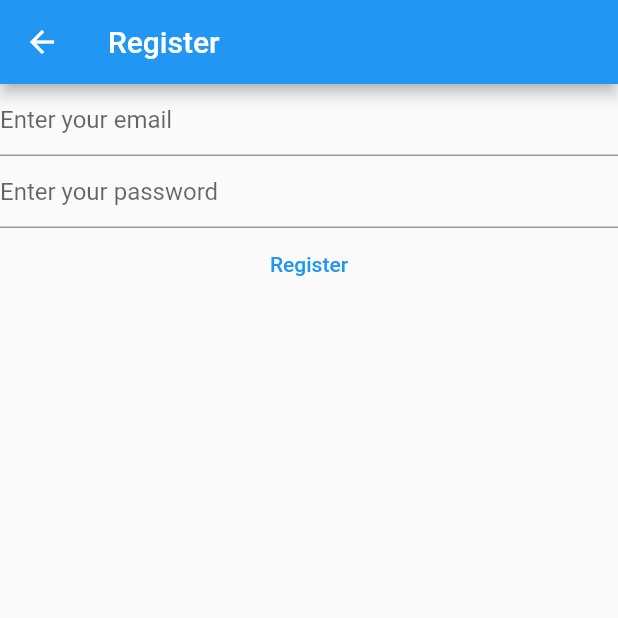
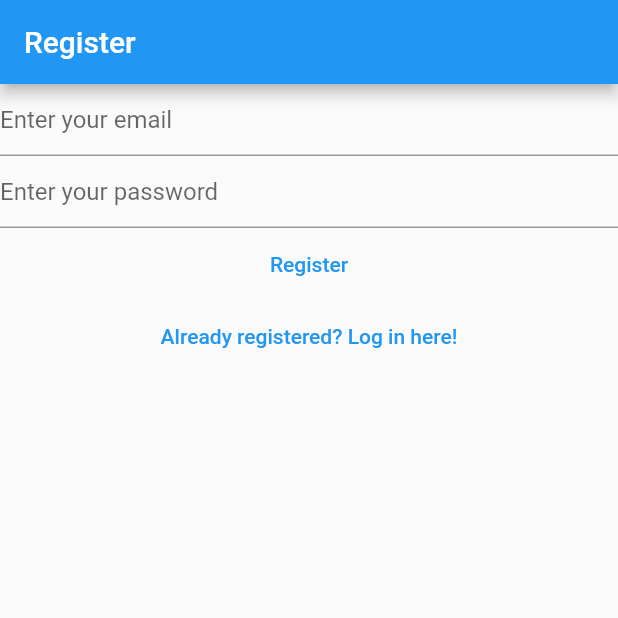
Before and after one commit to thanh-cao/mynotes-flutter-app, a Flutter app: the RegisterView screen opened directly, on a phone screen of 412 x 824 dp, the top half of it. Run offline on Flutter 3.47's test engine with Material 2 defaults, Android fonts, the phone set to English and light mode, and no system bars; our stand-ins replace firebase_auth, firebase_core; accounts and stored records are empty.

Commit message:
create verify email view and add routing to different views

```diff
--- a/lib/views/register_view.dart
+++ b/lib/views/register_view.dart
@@ -52,22 +52,8 @@ class _RegisterViewState extends State<RegisterView> {
   @override
   Widget build(BuildContext context) {
     return Scaffold(
-      // scaffold is owner of appBar title and everything inside same ass App class in React
-      appBar: AppBar(
-        title: const Text('Register'),
-      ),
-      body: FutureBuilder(
-          // FutureBuilder widget is used to tell Flutter to await for Firebase or
-          // other dependencies that need to be initialized like Firebase to finish
-          // their initialization first before building the widget that depend on them
-          future: Firebase.initializeApp(
-            options: DefaultFirebaseOptions.currentPlatform,
-          ),
-          builder: (context, snapshot) {
-            // snapshot argument is the state of the object. This is where we can inject isLoading
-            switch (snapshot.connectionState) {
-              case ConnectionState.done:
-                return Column(
+      appBar: AppBar(title: const Text('Register')),
+      body: Column(
         children: [
           TextField(
             // hook the controller to its respective text input field
@@ -75,16 +61,14 @@ class _RegisterViewState extends State<RegisterView> {
             enableSuggestions: false,
             autocorrect: false,
             keyboardType: TextInputType.emailAddress,
-                      decoration:
-                          const InputDecoration(hintText: 'Enter your email'),
+            decoration: const InputDecoration(hintText: 'Enter your email'),
           ),
           TextField(
             controller: _password,
             obscureText: true,
             enableSuggestions: false,
             autocorrect: false,
-                      decoration: const InputDecoration(
-                          hintText: 'Enter your password'),
+            decoration: const InputDecoration(hintText: 'Enter your password'),
           ),
           TextButton(
             onPressed: () async {
@@ -94,8 +78,8 @@ class _RegisterViewState extends State<RegisterView> {
               final password = _password.text;
 
               try {
-                          final userCreds = await FirebaseAuth.instance
-                              .createUserWithEmailAndPassword(
+                final userCreds =
+                    await FirebaseAuth.instance.createUserWithEmailAndPassword(
                   email: email,
                   password: password,
                 );
@@ -120,12 +104,15 @@ class _RegisterViewState extends State<RegisterView> {
             },
             child: const Text('Register'),
           ),
+          TextButton(
+            onPressed: () {
+              Navigator.of(context)
+                  .pushNamedAndRemoveUntil('/login', (route) => false);
+            },
+            child: const Text('Already registered? Log in here!'),
+          )
         ],
-                );
-              default:
-                return const Text('Loading...');
-            }
-          }),
+      ),
     );
   }
 }
```
Also changed, not shown: lib/main.dart (+14 -9 lines), lib/views/login_view.dart (+10 -19 lines), lib/views/verify_email_view.dart (added, +32 -0 lines). Lines whose indentation alone changed are shown as unchanged.
